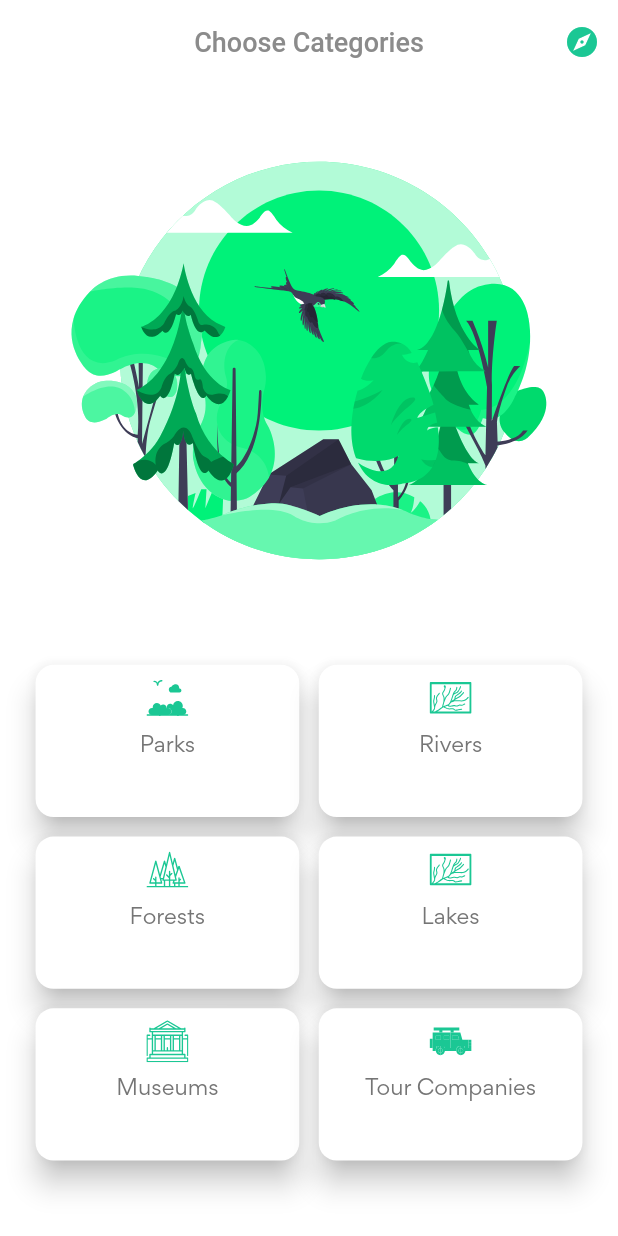
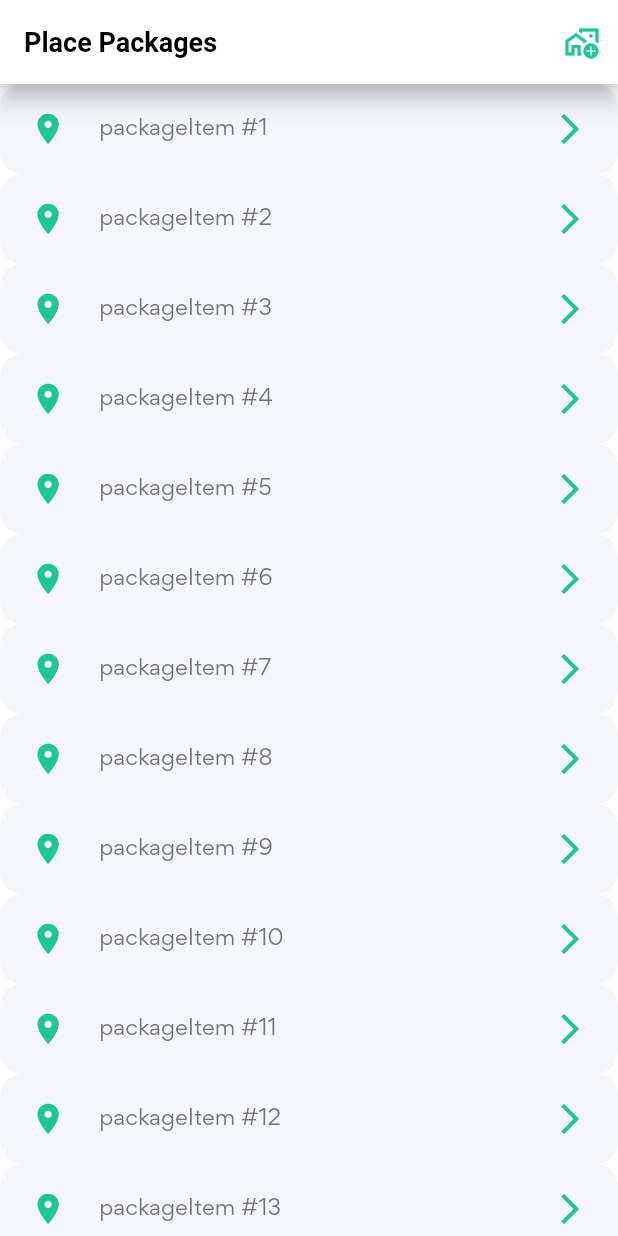
Before and after one commit to izamha/TourAround-1, a Flutter app: the screen it shows once a user with an empty profile is signed in, on a phone screen of 412 x 824 dp. Run offline on Flutter 3.47's test engine with Material 2 defaults, Android fonts, the light colour scheme and no system bars; our stand-ins replace cloud_firestore, date_field, firebase_auth, firebase_core, firebase_storage, flutter_svg and 10 more; missing offline and left inert: flutter_facebook_auth, flutter_google_places, flutter_polyline_points, google_api_headers, google_maps_webservice, twitter_login; accounts and stored records are empty.

Commit message:
packages screen added

```diff
--- a/lib/main.dart
+++ b/lib/main.dart
@@ -5,7 +5,10 @@ import 'package:tour_around/constants/colors.dart';
 import 'package:tour_around/constants/theme.dart';
 import 'package:tour_around/routes/routes.dart';
 import 'package:tour_around/screens/category/category_screen.dart';
+import 'package:tour_around/screens/place/packages/packages_screen.dart';
 import 'package:tour_around/screens/sign_in/sign_in_screen.dart';
+
+// Github password & Username(princejoee): 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
 
 void main() async {
   WidgetsFlutterBinding.ensureInitialized();
@@ -28,7 +31,7 @@ class MyApp extends StatelessWidget {
         builder: ((context, snapshot) {
           if (snapshot.connectionState == ConnectionState.active) {
             if (snapshot.hasData) {
-              return const CategoryScreen();
+              return const PackagesScreen();
             } else if (snapshot.hasError) {
               return Center(
                 child: Text('${snapshot.error}'),
--- a/lib/screens/category/category_screen.dart
+++ b/lib/screens/category/category_screen.dart
@@ -76,7 +76,7 @@ class CategoryScreen extends StatelessWidget {
                                 padding: const EdgeInsets.all(8.0),
                                 child: SvgPicture.asset(
                                   categories[index].icon,
-                                  width: 28,
+                                  width: getProportionateScreenWidth(28.0),
                                   color: tPrimaryColor,
                                 ),
                               ),
--- a/lib/screens/my_places/components/places_body.dart
+++ b/lib/screens/my_places/components/places_body.dart
@@ -1,6 +1,3 @@
-import 'dart:io';
-
-import 'package:cloud_firestore/cloud_firestore.dart';
 import 'package:flutter/material.dart';
 import 'package:photo_view/photo_view.dart';
 import 'package:photo_view/photo_view_gallery.dart';
--- /dev/null
+++ b/lib/screens/place/packages/packages_body.dart
@@ -0,0 +1,43 @@
+import 'package:flutter/material.dart';
+import 'package:tour_around/screens/place/packages/details/package_detail.dart';
+import 'package:tour_around/screens/place/packages/widgets/package_item.dart';
+
+class PackagesBody extends StatefulWidget {
+  const PackagesBody({
+    super.key,
+  });
+
+  @override
+  State<PackagesBody> createState() => _PackagesBodyState();
+}
+
+class _PackagesBodyState extends State<PackagesBody> {
+  @override
+  Widget build(BuildContext context) {
+    return SingleChildScrollView(
+      child: Column(
+        children: List.generate(
+          20,
+          (index) => PackageItem(
+            text: "packageItem #${index + 1}",
+            icon: Icons.place,
+            onPress: () {
+              showPackageItem("packageItem #${index + 1}");
+            },
+          ),
+        ),
+      ),
+    );
+  }
+
+  showPackageItem(
+    String packageName,
+  ) {
+    Navigator.push(
+      context,
+      MaterialPageRoute(
+        builder: (context) => PackageDetails(packageName: packageName),
+      ),
+    );
+  }
+}
--- /dev/null
+++ b/lib/screens/place/packages/packages_screen.dart
@@ -0,0 +1,42 @@
+import 'package:flutter/material.dart';
+import 'package:tour_around/constants/colors.dart';
+import 'package:tour_around/constants/size_config.dart';
+import 'package:tour_around/screens/place/packages/packages_body.dart';
+
+class PackagesScreen extends StatefulWidget {
+  const PackagesScreen({super.key});
+
+  @override
+  State<PackagesScreen> createState() => _PackagesScreenState();
+}
+
+class _PackagesScreenState extends State<PackagesScreen> {
+  @override
+  Widget build(BuildContext context) {
+    SizeConfig().init(context);
+    return Scaffold(
+      appBar: AppBar(
+        title: const Text(
+          "Place Packages",
+          style: TextStyle(
+            fontWeight: FontWeight.bold,
+            color: Colors.black,
+          ),
+        ),
+        actions: [
+          IconButton(
+            splashRadius: getProportionateScreenHeight(20),
+            splashColor: tPrimaryColor,
+            onPressed: () {},
+            icon: const Icon(
+              Icons.add_home_work_outlined,
+              color: tPrimaryColor,
+            ),
+          ),
+        ],
+        elevation: 6.0,
+      ),
+      body: const PackagesBody(),
+    );
+  }
+}
--- /dev/null
+++ b/lib/screens/place/packages/widgets/package_item.dart
@@ -0,0 +1,49 @@
+import 'package:flutter/material.dart';
+import 'package:tour_around/constants/size_config.dart';
+import 'package:tour_around/constants/theme.dart';
+
+class PackageItem extends StatefulWidget {
+  const PackageItem({
+    super.key,
+    required this.text,
+    required this.icon,
+    required this.onPress,
+  });
+
+  final String text;
+  final IconData icon;
+  final Function() onPress;
+
+  @override
+  State<PackageItem> createState() => _PackageItemState();
+}
+
+class _PackageItemState extends State<PackageItem> {
+  @override
+  Widget build(BuildContext context) {
+    return TextButton(
+      style: flatButtonStyle,
+      onPressed: widget.onPress,
+      child: Row(
+        children: [
+          Icon(
+            widget.icon,
+            size: getProportionateScreenWidth(22.0),
+          ),
+          SizedBox(
+            width: getProportionateScreenWidth(20.0),
+          ),
+          Expanded(
+            child: Text(
+              widget.text,
+              style: Theme.of(context).textTheme.bodyMedium,
+            ),
+          ),
+          const Icon(
+            Icons.arrow_forward_ios,
+          ),
+        ],
+      ),
+    );
+  }
+}
```
Also changed, not shown: lib/screens/category_detail/components/caterogy_item.dart (+5 -2 lines), lib/screens/place/packages/details/package_detail.dart (added, +188 -0 lines).
